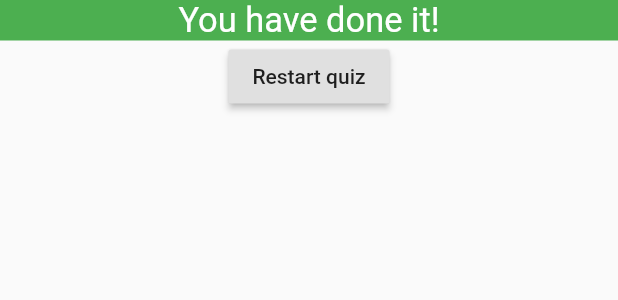
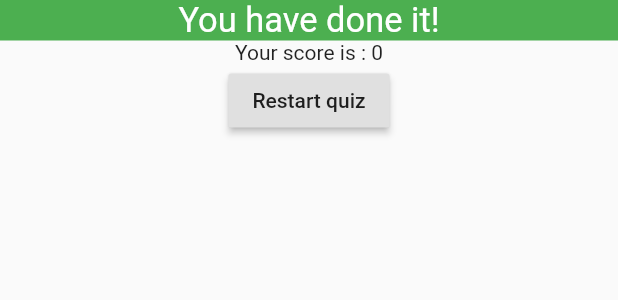
Before and after one commit to thasanhe/flutter, a Flutter app: the FinalResult widget shown alone on an empty page, opened directly with empty values, on a phone screen of 412 x 824 dp. Shown: the top 300 px of the screen. Run offline on Flutter 3.47's test engine with Material 2 defaults, Android fonts, the phone set to English and light mode, and no system bars.

Commit message:
Adding score feature

```diff
--- a/lib/my_app.dart
+++ b/lib/my_app.dart
@@ -1,6 +1,3 @@
-import 'file:///D:/dev/flutter/first_app/lib/widgets/answer.dart';
-import 'file:///D:/dev/flutter/first_app/lib/factory/answerFactory.dart';
-import 'file:///D:/dev/flutter/first_app/lib/widgets/question.dart';
 import 'package:first_app/widgets/final_result.dart';
 import 'package:first_app/widgets/questions_with_answers.dart';
 import 'package:flutter/cupertino.dart';
@@ -15,20 +12,28 @@ class MyApp extends StatefulWidget {
 
 class _MyAppState extends State<MyApp> {
 
+  @override
+  Widget build(BuildContext context) {
+    return MaterialApp(
+      home: getScaffolding(),);
+  }
+
   var _questionIndex = 0;
   bool _isReset = true;
 
   List<String> answers = [];
+  int _score = 0;
 
   static const questions = [
-    {"questionText" : 'What is your favorite color?',  "answers" : ["Red", "Blue", "Green", "Yellow"]},
-    {"questionText" : 'What is your pet\'s name?',  "answers" : ["Frank", "Leo", "Tomy"]},
-    {"questionText" : 'What is your favorite car?',  "answers" : ["Mazda", "BMW", "Toyota", "Audi", "Benz"]},
+    {"questionText" : 'What is your favorite color?',  "answers" : [{"text" : "Red", "score": 10 }, {"text" : "Blue", "score" : 20}, {"text" : "Green", "score": 13}, {"text":"Yellow", "score":15}]},
+    {"questionText" : 'What is your pet\'s name?',  "answers" : [{"text":"Frank", "score":1}, {"text":"Leo", "score":2}, {"text":"Tomy", "score":3}]},
+    {"questionText" : 'What is your favorite car?',  "answers" : [{"text":"Mazda", "score":4}, {"text":"BMW", "score":5}, {"text":"Toyota", "score":1}, {"text":"Audi", "score":3}, {"text":"Benz", "score":5}]},
   ];
 
 
-  void _answerQuestion(String name) {
+  void _answerQuestion(String name, int score) {
     _isReset = false;
+    _score = _score + score;
     setState(() => _questionIndex = _questionIndex + 1);
     print("Answer is chosen : " + name);
     answers.add(name);
@@ -36,6 +41,7 @@ class _MyAppState extends State<MyApp> {
 
   void _resetQuiz() {
     _isReset = true;
+    _score = 0;
     setState(() {
       _questionIndex = 0;
       answers = [];
@@ -43,18 +49,12 @@ class _MyAppState extends State<MyApp> {
     print ("Quiz reset");
   }
 
-  @override
-  Widget build(BuildContext context) {
-    return MaterialApp(
-      home: getScaffolding(),);
-  }
-
   Widget getScaffolding() {
     return Scaffold(
       appBar: AppBar(
         title: Text("My First App"),
       ),
-      body: _questionIndex < questions.length || _isReset ? QuestionsWithAnswers(questions[_questionIndex], _answerQuestion) : FinalResult(answers, _resetQuiz) ,
+      body: _questionIndex < questions.length || _isReset ? QuestionsWithAnswers(questions[_questionIndex], _answerQuestion) : FinalResult(answers, _resetQuiz, _score) ,
     );
   }
 }
--- a/lib/widgets/answer.dart
+++ b/lib/widgets/answer.dart
@@ -4,8 +4,9 @@ import 'package:flutter/material.dart';
 class Answer extends StatelessWidget {
   final String _title;
   final Function _answerQuestion;
+  final int _score;
 
-  Answer(this._title, this._answerQuestion);
+  Answer(this._title, this._answerQuestion, this._score);
 
   @override
   Widget build(BuildContext context) {
@@ -14,7 +15,7 @@ class Answer extends StatelessWidget {
         margin: EdgeInsets.only(left: 10, right: 10),
         child: RaisedButton(
           child: Text(_title),
-          onPressed: () => _answerQuestion(_title),
+          onPressed: () => _answerQuestion(_title,  ),
           color: Colors.blue,
           textColor: Colors.white,
     ));
--- a/lib/widgets/final_result.dart
+++ b/lib/widgets/final_result.dart
@@ -5,8 +5,9 @@ class FinalResult extends StatelessWidget{
 
   final List<String> _answers;
   final Function _resetQuiz;
+  final int _score;
 
-  FinalResult(this._answers, this._resetQuiz);
+  FinalResult(this._answers, this._resetQuiz, this._score);
 
   @override
   Widget build(BuildContext context) {
@@ -19,6 +20,7 @@ class FinalResult extends StatelessWidget{
                 child : Text(selection, textAlign: TextAlign.center, style: TextStyle(fontWeight: FontWeight.bold, color: Colors.white),),
                 padding: EdgeInsets.all(5),
                 margin: EdgeInsets.only(top: 5),color: Colors.blue, width: double.infinity,)).toList(),
+              Text("Your score is : " + _score.toString()),
               RaisedButton(
                 child: Text("Restart quiz"),
                 onPressed: _resetQuiz,
--- a/lib/widgets/questions_with_answers.dart
+++ b/lib/widgets/questions_with_answers.dart
@@ -1,4 +1,5 @@
 import 'package:first_app/factory/answerFactory.dart';
+import 'package:first_app/widgets/answer.dart';
 import 'package:first_app/widgets/question.dart';
 import 'package:flutter/cupertino.dart';
 
```
Also changed, not shown: lib/factory/answerFactory.dart (+3 -5 lines).
